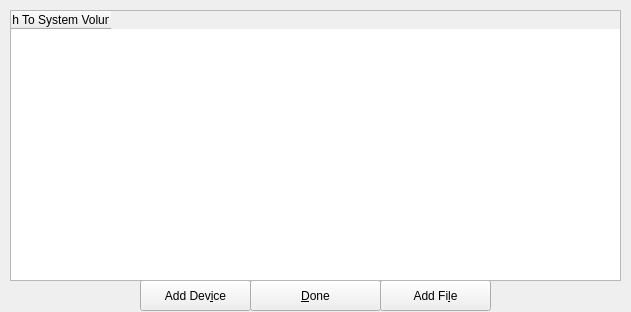
Old version of the form zuluCrypt-gui/managesystemvolumes.ui in the repository mhogomchungu/zuluCrypt.
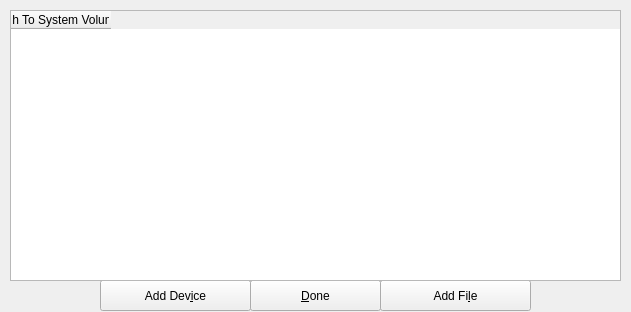
New version of the form.

What changed in the file:
```diff
--- a/zuluCrypt-gui/managesystemvolumes.ui
+++ b/zuluCrypt-gui/managesystemvolumes.ui
@@ -43,7 +43,7 @@
     <rect>
      <x>380</x>
      <y>280</y>
-     <width>111</width>
+     <width>151</width>
      <height>31</height>
     </rect>
    </property>
@@ -60,9 +60,9 @@
   <widget class="QPushButton" name="pbPartition">
    <property name="geometry">
     <rect>
-     <x>140</x>
+     <x>100</x>
      <y>280</y>
-     <width>111</width>
+     <width>151</width>
      <height>31</height>
     </rect>
    </property>
```
